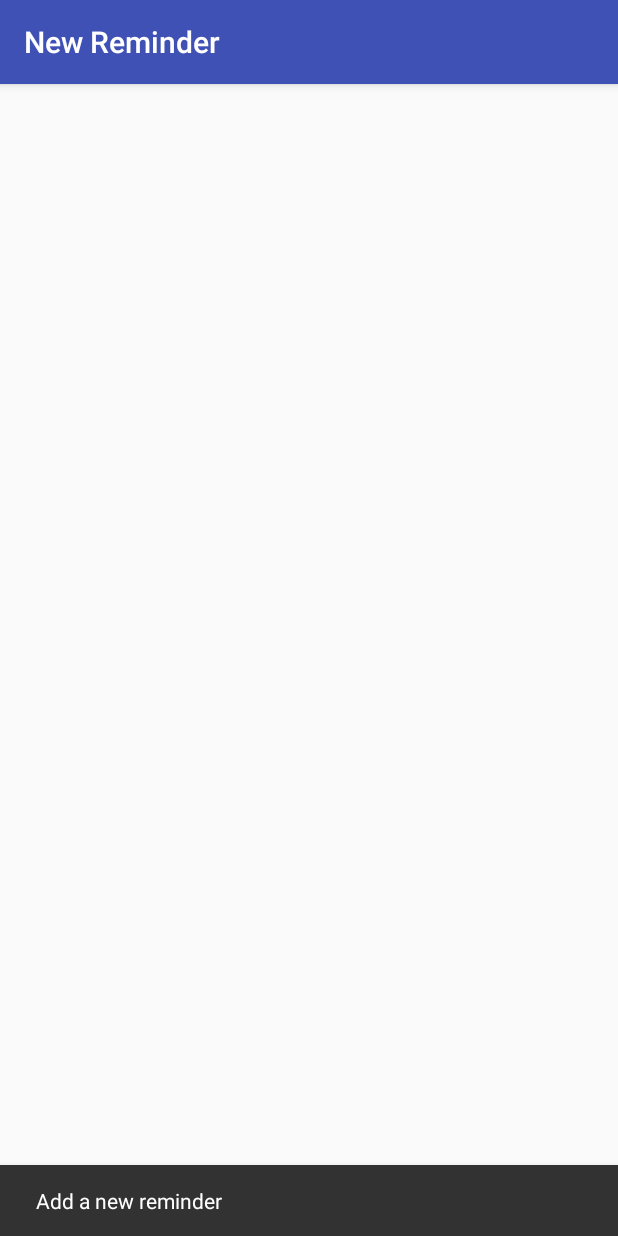
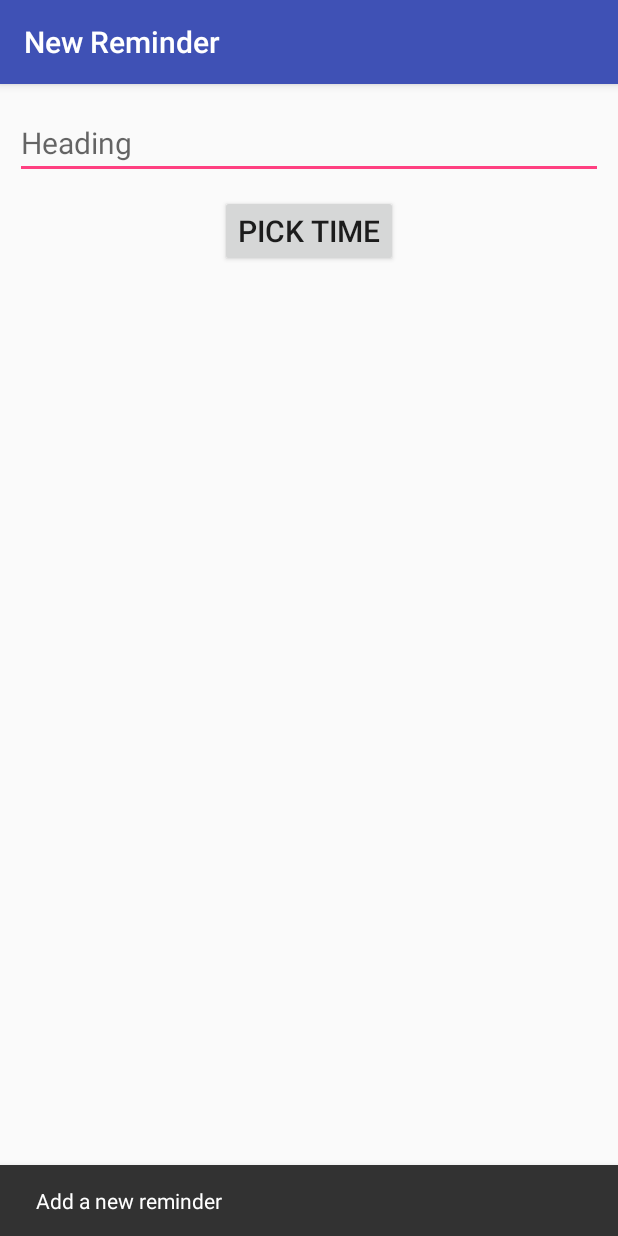
Before and after one commit to adarshme/ReminderX, an Android app: the NewReminder screen opened directly, with no data from a screen before it, on a phone screen of 412 x 824 dp. Run offline under Robolectric (Android 15) with nearby library versions, the phone set to English and light mode, and no system bars.

Commit message:
Added Time Dialog

```diff
--- a/app/src/main/res/layout/activity_new_reminder.xml
+++ b/app/src/main/res/layout/activity_new_reminder.xml
@@ -1,9 +1,34 @@
 <?xml version="1.0" encoding="utf-8"?>
-<android.support.constraint.ConstraintLayout xmlns:android="http://schemas.android.com/apk/res/android"
+<LinearLayout xmlns:android="http://schemas.android.com/apk/res/android"
     xmlns:app="http://schemas.android.com/apk/res-auto"
     xmlns:tools="http://schemas.android.com/tools"
     android:layout_width="match_parent"
     android:layout_height="match_parent"
-    tools:context=".NewReminder">
+    tools:context=".NewReminder"
+    android:orientation="vertical">
 
-</android.support.constraint.ConstraintLayout>
+    <EditText
+        android:id="@+id/Heading"
+        android:layout_width="match_parent"
+        android:layout_height="wrap_content"
+        android:inputType="text"
+        android:layout_marginStart="10dp"
+        android:layout_marginEnd="10dp"
+        android:layout_marginTop="15dp"
+        android:layout_marginBottom="5dp"
+        android:layout_gravity="center"
+        android:hint="@string/RemHeadingHint"
+        android:textSize="20sp"/>
+
+    <Button
+        android:id="@+id/PickTime"
+        android:layout_width="wrap_content"
+        android:layout_height="wrap_content"
+        android:layout_gravity="center"
+        android:layout_marginTop="5dp"
+        android:layout_marginBottom="5dp"
+        android:text="@string/PickTime"
+        android:onClick="timeDialog"
+        android:textSize="20sp"/>
+
+</LinearLayout>
--- a/app/src/main/res/values/strings.xml
+++ b/app/src/main/res/values/strings.xml
@@ -2,4 +2,6 @@
     <string name="app_name">ReminderX</string>
     <string name="action_settings">Settings</string>
     <string name="NewReminder">New Reminder</string>
+    <string name="RemHeadingHint">Heading</string>
+    <string name="PickTime">Pick Time</string>
 </resources>
```
Also changed, not shown: app/src/main/java/com/example/infernocoder/reminderx/NewReminder.java (+24 -0 lines).
